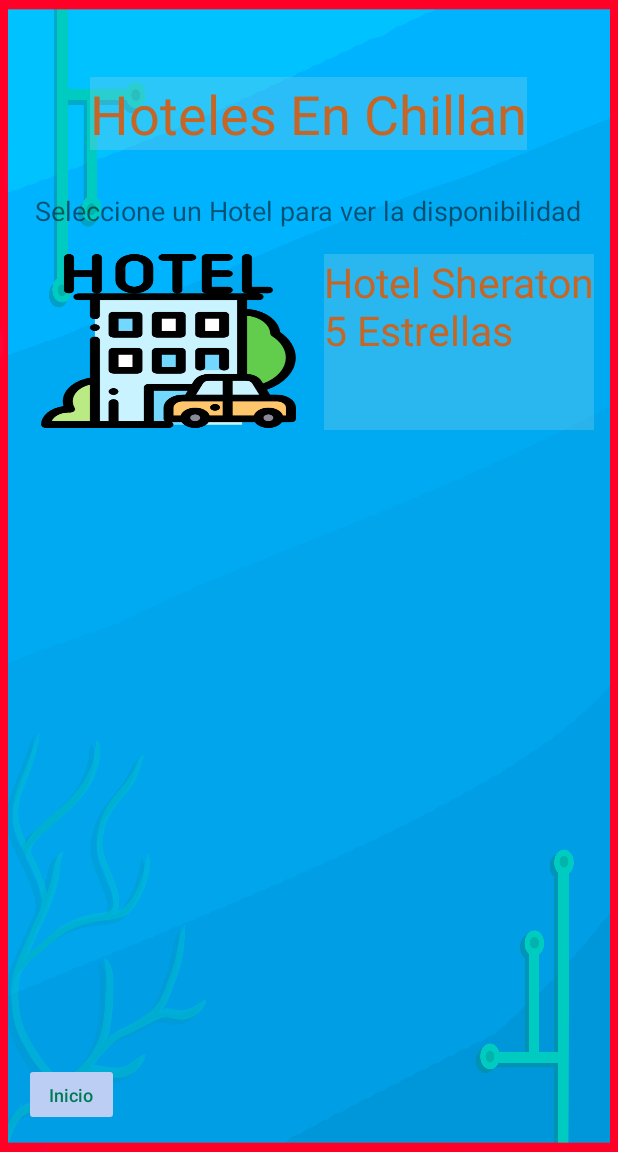
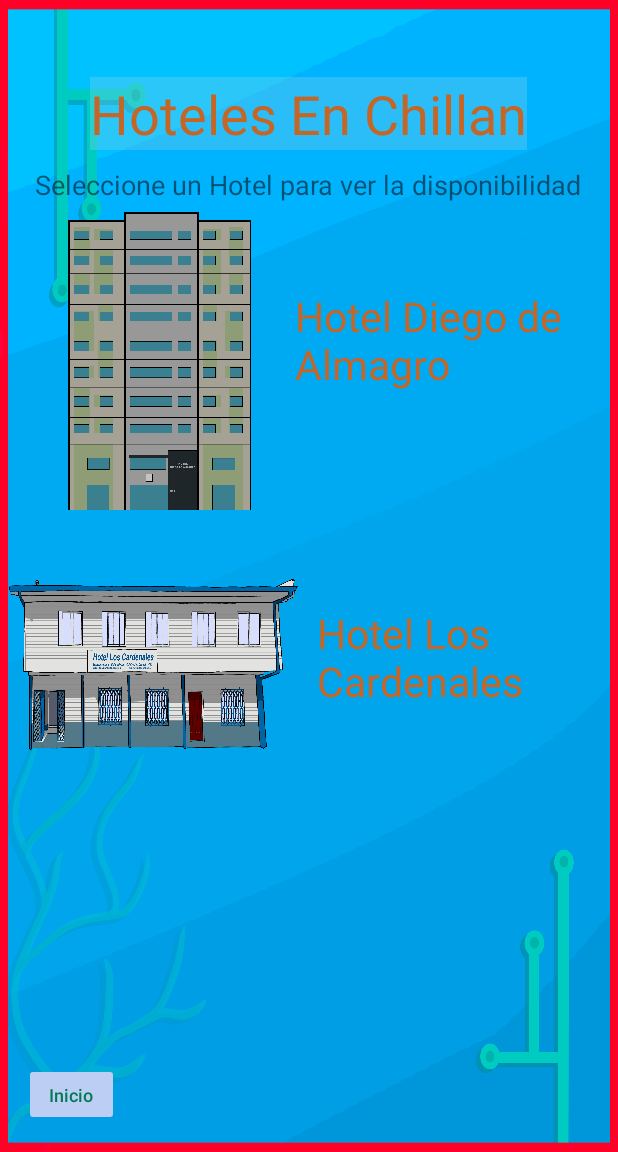
Before and after one commit to JehuCalle/MyAppALC, an Android app: the MainActivity4 screen opened directly, with no data from a screen before it, on a phone screen of 412 x 824 dp, the part 84-1236 px from its top. Run offline under Robolectric (Android 15) with nearby library versions, the phone set to English and light mode, and no system bars.

Commit message:
Remodel Hoteles y Hostales

```diff
--- a/app/src/main/res/layout/activity_main4.xml
+++ b/app/src/main/res/layout/activity_main4.xml
@@ -44,27 +44,11 @@
         app:layout_constraintTop_toTopOf="parent"
         app:layout_constraintVertical_bias="0.976" />
 
-    <Button
-        android:id="@+id/BtnHotel1"
-        android:layout_width="170dp"
-        android:layout_height="116dp"
-        android:autoText="true"
-        android:background="@drawable/hotel"
-        android:visibility="visible"
-        app:layout_constraintBottom_toBottomOf="parent"
-        app:layout_constraintEnd_toEndOf="parent"
-        app:layout_constraintHorizontal_bias="0.112"
-        app:layout_constraintStart_toStartOf="parent"
-        app:layout_constraintTop_toTopOf="parent"
-        app:layout_constraintVertical_bias="0.26" />
-
     <TextView
         android:id="@+id/TxtVwHotel1"
-        android:layout_width="180dp"
-        android:layout_height="117dp"
-        android:background="#B2A8D4E1"
-        android:backgroundTint="#7287D1E8"
-        android:text="Hotel Sheraton 5 Estrellas"
+        android:layout_width="199dp"
+        android:layout_height="112dp"
+        android:text="Hotel Diego de Almagro"
         android:textAlignment="gravity"
         android:textAllCaps="false"
         android:textColor="#C56626"
@@ -72,10 +56,10 @@
         android:textSize="27sp"
         app:layout_constraintBottom_toBottomOf="parent"
         app:layout_constraintEnd_toEndOf="parent"
-        app:layout_constraintHorizontal_bias="0.529"
-        app:layout_constraintStart_toEndOf="@+id/BtnHotel1"
+        app:layout_constraintHorizontal_bias="0.924"
+        app:layout_constraintStart_toStartOf="parent"
         app:layout_constraintTop_toTopOf="parent"
-        app:layout_constraintVertical_bias="0.26" />
+        app:layout_constraintVertical_bias="0.293" />
 
     <TextView
         android:id="@+id/textView3"
@@ -85,9 +69,50 @@
         android:textSize="18sp"
         app:layout_constraintBottom_toBottomOf="parent"
         app:layout_constraintEnd_toEndOf="parent"
-        app:layout_constraintHorizontal_bias="0.489"
+        app:layout_constraintHorizontal_bias="0.49"
         app:layout_constraintStart_toStartOf="parent"
         app:layout_constraintTop_toTopOf="parent"
-        app:layout_constraintVertical_bias="0.172" />
+        app:layout_constraintVertical_bias="0.149" />
+
+    <Button
+        android:id="@+id/BtnHotel1"
+        android:layout_width="130dp"
+        android:layout_height="203dp"
+        android:background="@drawable/hoteldiegodealmagro"
+        app:layout_constraintBottom_toBottomOf="parent"
+        app:layout_constraintEnd_toEndOf="parent"
+        app:layout_constraintHorizontal_bias="0.149"
+        app:layout_constraintStart_toStartOf="parent"
+        app:layout_constraintTop_toTopOf="parent"
+        app:layout_constraintVertical_bias="0.246" />
+
+    <Button
+        android:id="@+id/BtnHotel2"
+        android:layout_width="196dp"
+        android:layout_height="119dp"
+        android:background="@drawable/hotelloscardenales"
+        app:layout_constraintBottom_toBottomOf="parent"
+        app:layout_constraintEnd_toEndOf="parent"
+        app:layout_constraintHorizontal_bias="0.020"
+        app:layout_constraintStart_toStartOf="parent"
+        app:layout_constraintTop_toTopOf="parent"
+        app:layout_constraintVertical_bias="0.590" />
+
+    <TextView
+        android:id="@+id/textView5"
+        android:layout_width="152dp"
+        android:layout_height="75dp"
+        android:text="Hotel Los Cardenales"
+        android:textAlignment="gravity"
+        android:textAllCaps="false"
+        android:textColor="#C56626"
+        android:textColorHighlight="#BC1A1A"
+        android:textSize="27sp"
+        app:layout_constraintBottom_toBottomOf="parent"
+        app:layout_constraintEnd_toEndOf="parent"
+        app:layout_constraintHorizontal_bias="0.814"
+        app:layout_constraintStart_toStartOf="parent"
+        app:layout_constraintTop_toTopOf="parent"
+        app:layout_constraintVertical_bias="0.582" />
 
 </androidx.constraintlayout.widget.ConstraintLayout>
```
Also changed, not shown: app/src/main/res/layout/activity_main5.xml (+45 -21 lines), app/src/main/res/layout/activity_main6.xml (+13 -16 lines), app/src/main/res/layout/activity_main7.xml (+13 -19 lines), app/src/main/res/layout/activity_main8.xml (+4 -5 lines), app/src/main/res/drawable-v24/fondohteldiegodealmagro.png (added), app/src/main/res/drawable-v24/fondohtelloscardenales.png (added), app/src/main/res/drawable-v24/hostalohiggins.png (added), app/src/main/res/drawable-v24/hoteldiegodealmagro.png (added), app/src/main/res/drawable-v24/hotelloscardenales.png (added), app/src/main/res/drawable/ed.png (deleted), app/src/main/res/drawable/hostal.png (deleted), app/src/main/res/drawable/hotel.png (deleted), 3 other files.
